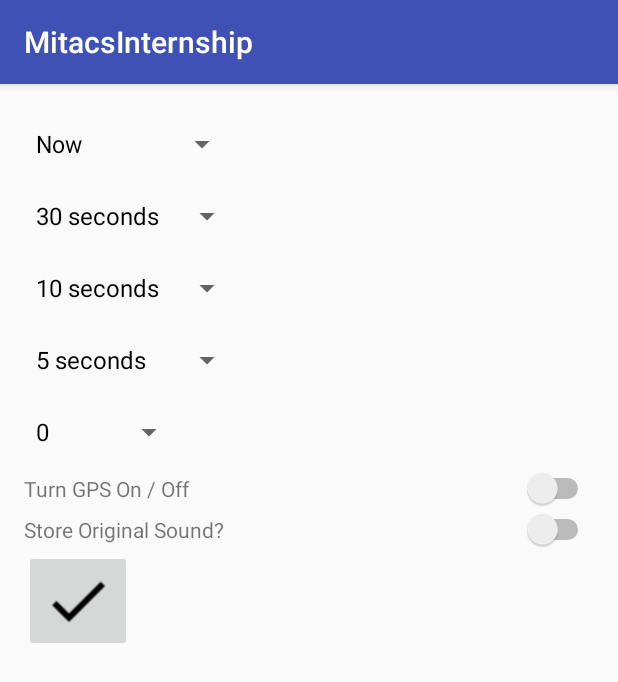
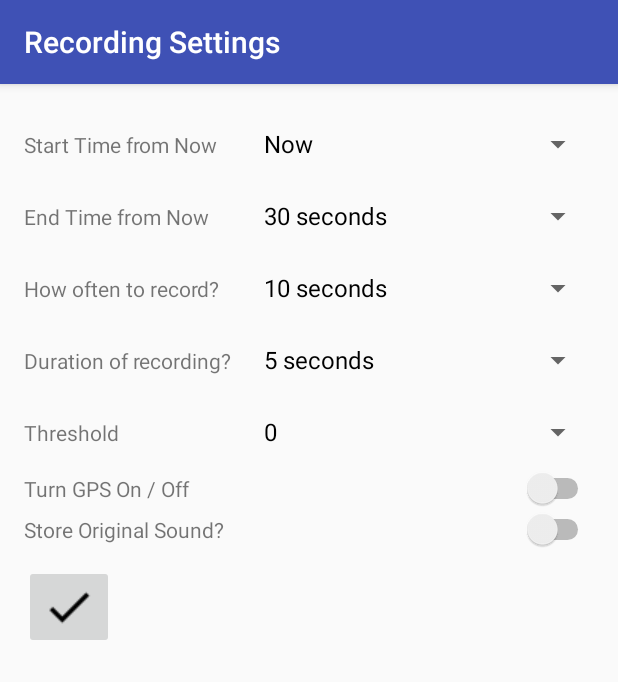
Before and after one commit to University-Of-Calgary/Hum_Application_Weekn_Application, an Android app: the screen it shows after launch (ParametricActivity), on a phone screen of 412 x 824 dp. Shown: the top 682 px of the screen. Run offline under Robolectric (Android 15) with nearby library versions, the phone set to English and light mode, and no system bars.

Commit message:
Added the file storage code

```diff
--- a/app/build.gradle
+++ b/app/build.gradle
@@ -17,6 +17,7 @@ android {
             proguardFiles getDefaultProguardFile('proguard-android.txt'), 'proguard-rules.pro'
         }
     }
+    sourceSets { main { res.srcDirs = ['src/main/res', 'src/main/res/drawable'] } }
 }
 
 dependencies {
--- a/app/src/main/AndroidManifest.xml
+++ b/app/src/main/AndroidManifest.xml
@@ -10,7 +10,7 @@
     <application
         android:allowBackup="true"
         android:icon="@mipmap/ic_launcher"
-        android:label="@string/app_name"
+        android:label="Recording Settings"
         android:supportsRtl="true"
         android:theme="@style/AppTheme" >
         <activity android:name=".ParametricActivity" >
@@ -22,6 +22,8 @@
         </activity>
         <activity android:name=".RecordingActivity" >
         </activity>
+        <activity android:name=".SettingsActivity" >
+        </activity>
     </application>
 
 </manifest>
--- a/app/src/main/java/stackquestions/mitacsinternship/ParametricActivity.java
+++ b/app/src/main/java/stackquestions/mitacsinternship/ParametricActivity.java
@@ -1,10 +1,16 @@
 package stackquestions.mitacsinternship;
 
+import android.content.Context;
+import android.content.Intent;
+import android.content.SharedPreferences;
 import android.support.v7.app.AppCompatActivity;
 import android.os.Bundle;
+import android.view.View;
 import android.widget.ArrayAdapter;
+import android.widget.ImageButton;
 import android.widget.Spinner;
 import android.widget.Switch;
+import android.widget.Toast;
 
 public class ParametricActivity extends AppCompatActivity {
 
@@ -16,6 +22,15 @@ public class ParametricActivity extends AppCompatActivity {
     String[] durationValues = {"5 seconds", "10 seconds", "30 seconds", "1 minute", "2 minutes",
             "5 minutes", "10 minutes"};
     String[] noiseThresholdValues = {"0", "500", "1000", "2000", "5000", "10000"};
+    ImageButton doneButton;
+    public static final String PREFERENCES = "AudioRecordingPrefs";
+    public static final String timeStartKey = "startKey";
+    public static final String timeEndKey = "endKey";
+    public static final String timeOftenKey = "oftenKey";
+    public static final String timeRecordingKey = "recordingKey";
+    public static final String thresholdNoiseKey = "thresholdKey";
+    public static final String gpsValueKey = "gpsKey";
+    public static final String originalStoreKey = "originalKey";
 
     @Override
     protected void onCreate(Bundle savedInstanceState) {
@@ -29,6 +44,7 @@ public class ParametricActivity extends AppCompatActivity {
         noiseThreshold = (Spinner) findViewById(R.id.parametric_spinner_threshold);
         gps = (Switch) findViewById(R.id.parametric_switch_gps);
         storeOriginal = (Switch) findViewById(R.id.parametric_switch_storeoriginal);
+        doneButton = (ImageButton) findViewById(R.id.parametric_button_storedata);
 
         startTime.setAdapter(new ArrayAdapter<String>(ParametricActivity.this,
                 android.R.layout.simple_spinner_dropdown_item, startTimeValues));
@@ -40,5 +56,38 @@ public class ParametricActivity extends AppCompatActivity {
                 android.R.layout.simple_spinner_dropdown_item, durationValues));
         noiseThreshold.setAdapter(new ArrayAdapter<String>(ParametricActivity.this,
                 android.R.layout.simple_spinner_dropdown_item, noiseThresholdValues));
+
+        doneButton.setOnClickListener(new View.OnClickListener() {
+            @Override
+            public void onClick(View view) {
+                // Retrieve the data from the spinners
+                String timeStart = startTime.getSelectedItem().toString();
+                String timeEnd = endTime.getSelectedItem().toString();
+                String timeOften = howOften.getSelectedItem().toString();
+                String timeRecording = duration.getSelectedItem().toString();
+                String thresholdNoise = noiseThreshold.getSelectedItem().toString();
+                String gpsValue = gps.isChecked() ? "yes" : "no";
+                String originalStore = storeOriginal.isChecked() ? "yes" : "no";
+
+                // System.out.println("This is the gps switch value : " + gpsValue);
+                // System.out.println("The type of the gps switch value is : " + gpsValue.getClass().getName());
+                // SharedPreferences.Editor editor = getSharedPreferences(PREFERENCES, MODE_PRIVATE).edit();
+                SharedPreferences preferences = getSharedPreferences(PREFERENCES, MODE_WORLD_READABLE);
+                SharedPreferences.Editor editor = preferences.edit();
+
+                editor.putString(timeStartKey, timeStart);
+                editor.putString(timeEndKey, timeEnd);
+                editor.putString(timeOftenKey, timeOften);
+                editor.putString(timeRecordingKey, timeRecording);
+                editor.putString(thresholdNoiseKey, thresholdNoise);
+                editor.putString(gpsValueKey, gpsValue);
+                editor.putString(originalStoreKey, originalStore);
+                editor.commit();
+                Toast.makeText(ParametricActivity.this, "Settings have been saved", Toast.LENGTH_LONG).show();
+
+                Intent settingsActivity = new Intent(ParametricActivity.this, SettingsActivity.class);
+                startActivity(settingsActivity);
+            }
+        });
     }
 }
--- a/app/src/main/res/layout/activity_parametric.xml
+++ b/app/src/main/res/layout/activity_parametric.xml
@@ -1,4 +1,8 @@
 <?xml version="1.0" encoding="utf-8"?>
+<ScrollView xmlns:android="http://schemas.android.com/apk/res/android"
+    xmlns:tools="http://schemas.android.com/tools" android:layout_width="match_parent"
+    android:layout_height="match_parent">
+
     <LinearLayout xmlns:android="http://schemas.android.com/apk/res/android"
         xmlns:tools="http://schemas.android.com/tools" android:layout_width="match_parent"
         android:layout_height="match_parent" android:paddingLeft="@dimen/activity_horizontal_margin"
@@ -8,36 +12,100 @@
         android:orientation="vertical"
         tools:context="stackquestions.mitacsinternship.ParametricActivity">
 
+        <LinearLayout
+            android:layout_width="fill_parent"
+            android:layout_height="wrap_content"
+            android:weightSum="10"
+            android:orientation="horizontal">
+
+            <TextView
+                android:layout_width="fill_parent"
+                android:layout_height="wrap_content"
+                android:text="Start Time from Now"
+                android:layout_weight="6"/>
+
             <Spinner
                 android:id="@+id/parametric_spinner_start"
-        android:layout_width="wrap_content"
-        android:layout_height="wrap_content">
-    </Spinner>
+                android:layout_width="fill_parent"
+                android:layout_height="wrap_content"
+                android:layout_weight="4"/>
+        </LinearLayout>
+
+        <LinearLayout
+            android:layout_width="fill_parent"
+            android:layout_height="wrap_content"
+            android:orientation="horizontal"
+            android:weightSum="10">
+
+            <TextView
+                android:layout_width="fill_parent"
+                android:layout_height="wrap_content"
+                android:text="End Time from Now"
+                android:layout_weight="6"/>
 
             <Spinner
                 android:id="@+id/parametric_spinner_end"
-        android:layout_width="wrap_content"
-        android:layout_height="wrap_content"></Spinner>
+                android:layout_width="fill_parent"
+                android:layout_height="wrap_content"
+                android:layout_weight="4"/>
+        </LinearLayout>
+
+        <LinearLayout
+            android:layout_width="fill_parent"
+            android:layout_height="wrap_content"
+            android:orientation="horizontal"
+            android:weightSum="10">
+
+            <TextView
+                android:layout_width="fill_parent"
+                android:layout_height="wrap_content"
+                android:text="How often to record?"
+                android:layout_weight="6"/>
 
             <Spinner
                 android:id="@+id/parametric_spinner_howoften"
-        android:layout_width="wrap_content"
-        android:layout_height="wrap_content"></Spinner>
+                android:layout_width="fill_parent"
+                android:layout_height="wrap_content"
+                android:layout_weight="4"/>
+        </LinearLayout>
+
+        <LinearLayout
+            android:layout_width="fill_parent"
+            android:layout_height="wrap_content"
+            android:orientation="horizontal"
+            android:weightSum="10">
+
+            <TextView
+                android:layout_width="fill_parent"
+                android:layout_height="wrap_content"
+                android:text="Duration of recording?"
+                android:layout_weight="6"/>
 
             <Spinner
                 android:id="@+id/parametric_spinner_duration"
-        android:layout_width="wrap_content"
-        android:layout_height="wrap_content"></Spinner>
+                android:layout_width="fill_parent"
+                android:layout_height="wrap_content"
+                android:layout_weight="4"/>
+        </LinearLayout>
 
-    <!--<Spinner
-        android:id="@+id/parametric_spinner_smoothing"
-        android:layout_width="wrap_content"
-        android:layout_height="wrap_content"></Spinner>-->
+        <LinearLayout
+            android:layout_width="fill_parent"
+            android:layout_height="wrap_content"
+            android:orientation="horizontal"
+            android:weightSum="10">
+
+            <TextView
+                android:layout_width="fill_parent"
+                android:layout_height="wrap_content"
+                android:text="Threshold"
+                android:layout_weight="6"/>
 
             <Spinner
                 android:id="@+id/parametric_spinner_threshold"
-        android:layout_width="wrap_content"
-        android:layout_height="wrap_content"></Spinner>
+                android:layout_width="fill_parent"
+                android:layout_height="wrap_content"
+                android:layout_weight="4"/>
+        </LinearLayout>
 
         <LinearLayout
             android:layout_width="fill_parent"
@@ -49,14 +117,13 @@
                 android:layout_width="fill_parent"
                 android:layout_height="wrap_content"
                 android:text="Turn GPS On / Off"
-            android:layout_weight="3"/>
+                android:layout_weight="4"/>
 
             <Switch
                 android:id="@+id/parametric_switch_gps"
                 android:layout_width="fill_parent"
                 android:layout_height="wrap_content"
-            android:layout_weight="7"/>
-
+                android:layout_weight="6"/>
         </LinearLayout>
 
         <LinearLayout
@@ -69,20 +136,21 @@
                 android:layout_width="fill_parent"
                 android:layout_height="wrap_content"
                 android:text="Store Original Sound?"
-            android:layout_weight="3"/>
+                android:layout_weight="4"/>
 
             <Switch
                 android:id="@+id/parametric_switch_storeoriginal"
                 android:layout_width="fill_parent"
                 android:layout_height="wrap_content"
-            android:layout_weight="7"/>
-
+                android:layout_weight="6"/>
         </LinearLayout>
 
         <ImageButton
             android:id="@+id/parametric_button_storedata"
             android:layout_width="wrap_content"
             android:layout_height="wrap_content"
-        android:src="@drawable/ic_done_black_24dp"/>
+            android:src="@drawable/ic_done_black_24dp"
+            android:layout_marginTop="10dp"/>
 
     </LinearLayout>
+</ScrollView>
```
Also changed, not shown: app/src/main/java/stackquestions/mitacsinternship/SettingsActivity.java (added, +44 -0 lines), app/src/main/res/layout/activity_settings.xml (added, +17 -0 lines), app/src/main/res/drawable/ic_done_black_24dp.png, 1 other file. Lines whose indentation alone changed are shown as unchanged.
